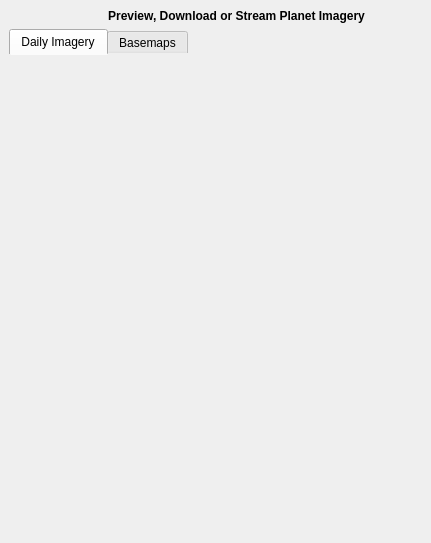
Old version of the form planet_explorer/ui/pe_explorer_dockwidget.ui in the repository planetlabs/qgis-planet-plugin.
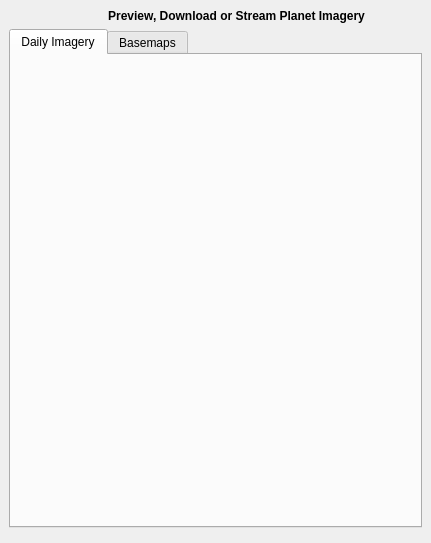
New version of the form. Icons and pictures are not drawn. Custom widgets are drawn as their Qt base class.

The edit to the form file:
```diff
--- a/planet_explorer/ui/pe_explorer_dockwidget.ui
+++ b/planet_explorer/ui/pe_explorer_dockwidget.ui
@@ -269,9 +269,7 @@
            <bool>true</bool>
           </property>
           <property name="styleSheet">
-           <string notr="true"> QTabWidget::pane{border: 1px;border-color:red;background-color: transparent;} 
-QTabWidget::tab-bar{alignment:center;}
-</string>
+           <string notr="true"> QTabWidget::tab-bar{alignment:center;}</string>
           </property>
           <property name="currentIndex">
            <number>0</number>
```
Left out of the diff: 2 changed lines with no effect on the pictures.
